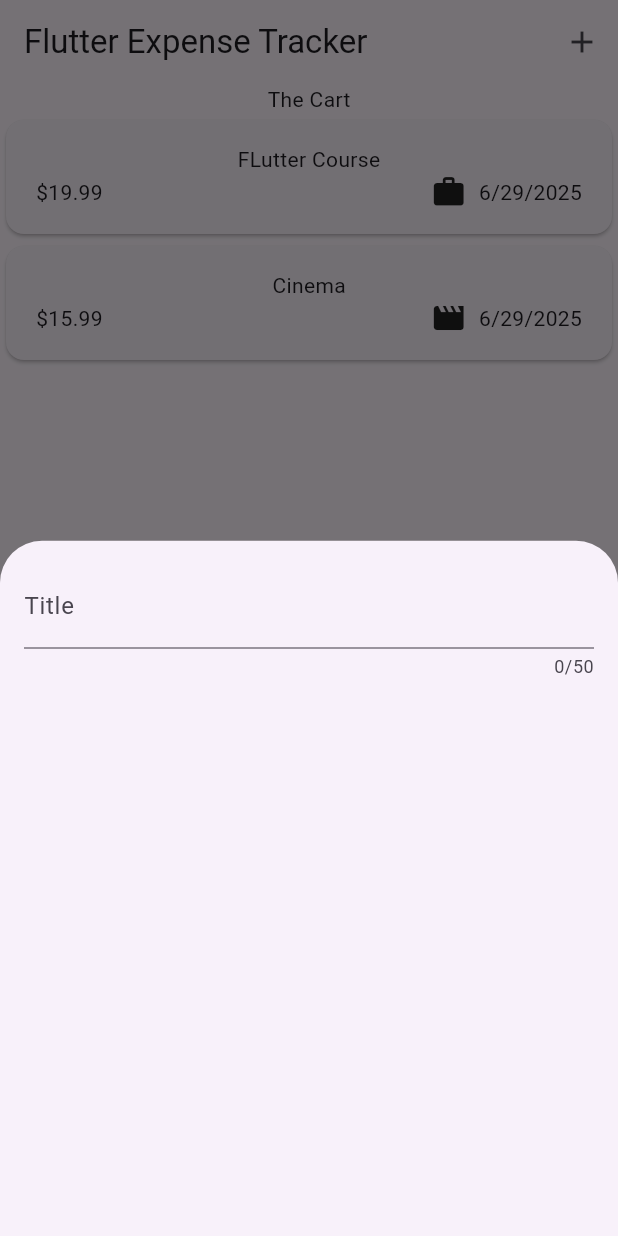
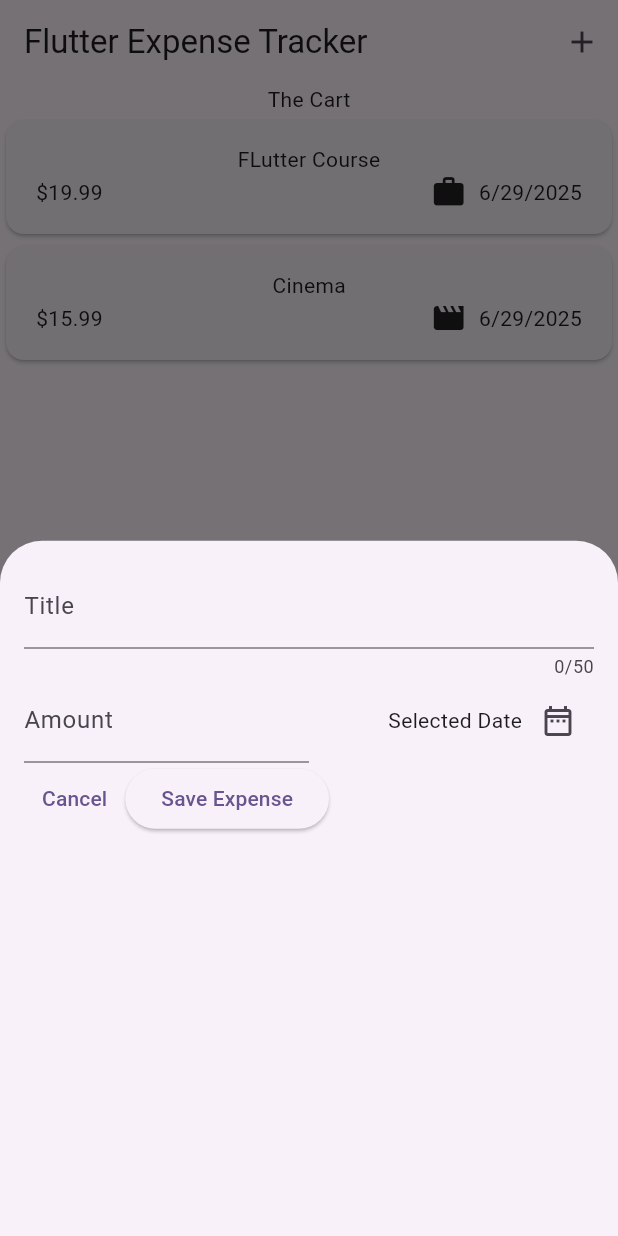
Before and after one commit to Wishalleo/expenseTrackerMobile, a Flutter app: the screen it shows after launch, after a tap on the "add" icon, on a phone screen of 412 x 824 dp. Run offline on Flutter 3.47's test engine with Material 3 defaults, Android fonts, the phone set to English and light mode, and no system bars.

Commit message:
Add date picker and amount input to NewExpense widget

```diff
--- a/lib/widgets/new_expense.dart
+++ b/lib/widgets/new_expense.dart
@@ -9,6 +9,23 @@ class NewExpense extends StatefulWidget {
 
 class _NewExpenseState extends State<NewExpense> {
   final _titleController = TextEditingController();
+  final _amountController = TextEditingController();
+  final _dateControllers = TextEditingController();
+
+  void _datePicker() {
+    final now = DateTime.now();
+    final firstDate = DateTime(2000, now.month, now.day);
+    showDatePicker(context: context, firstDate: firstDate, lastDate: now);
+  }
+
+  @override
+  void dispose() {
+    _titleController.dispose();
+    _amountController.dispose();
+    _dateControllers.dispose();
+    super.dispose();
+  }
+
   @override
   Widget build(BuildContext context) {
     return Padding(
@@ -20,6 +37,43 @@ class _NewExpenseState extends State<NewExpense> {
             maxLength: 50,
             decoration: InputDecoration(label: Text('Title')),
           ),
+          Row(
+            children: [
+              Expanded(
+                child: TextField(
+                  controller: _amountController,
+                  keyboardType: TextInputType.number,
+                  decoration: InputDecoration(
+                    label: Text('Amount'),
+                    prefixText: '\$',
+                  ),
+                ),
+              ),
+              Expanded(
+                child: Row(
+                  mainAxisAlignment: MainAxisAlignment.end,
+                  crossAxisAlignment: CrossAxisAlignment.center,
+                  children: [
+                    Text('Selected Date'),
+                    IconButton(
+                      onPressed: _datePicker,
+                      icon: Icon(Icons.date_range_outlined),
+                    ),
+                  ],
+                ),
+              ),
+            ],
+          ),
+
+          Row(
+            children: [
+              TextButton(
+                onPressed: () => Navigator.pop(context),
+                child: Text('Cancel'),
+              ),
+              ElevatedButton(onPressed: () {}, child: Text('Save Expense')),
+            ],
+          ),
         ],
       ),
     );
```
